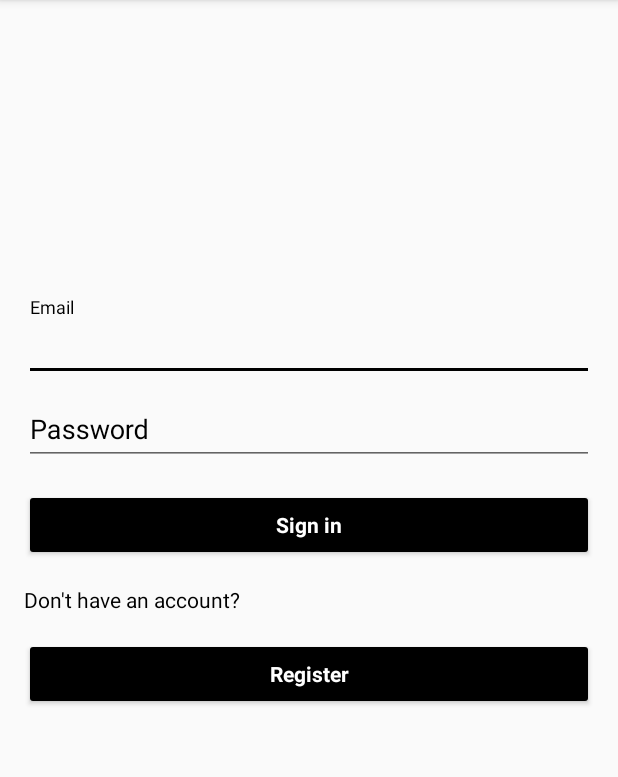
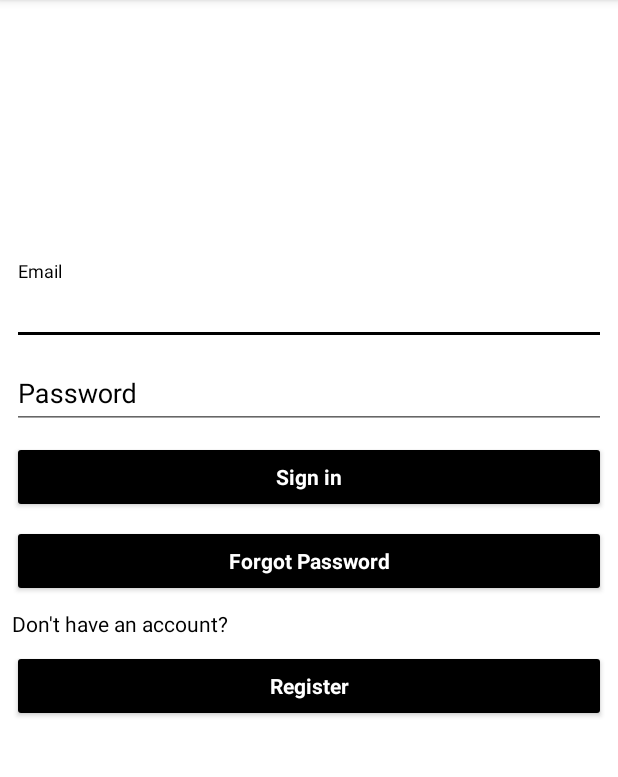
Before and after one commit to jaikherajani/Trubian2, an Android app: the screen it shows after launch (SignInActivity), on a phone screen of 412 x 824 dp, the part 84-861 px from its top. Run offline under Robolectric (Android 15) with nearby library versions, the phone set to English and light mode, and no system bars; our stand-ins replace Firebase (no records; nobody signed in at launch, a user with empty details on screens opened directly); libraries missing offline, so code that uses them is left out: com.facebook.drawee; plain views replace SimpleDraweeView; 1 statement that could not run was skipped.

```diff
--- a/app/src/main/AndroidManifest.xml
+++ b/app/src/main/AndroidManifest.xml
@@ -20,7 +20,8 @@
             </intent-filter>
         </activity>
         <activity android:name=".SignUpActivity" />
-        <activity android:name=".HomeActivity"></activity>
+        <activity android:name=".HomeActivity" />
+        <activity android:name=".AccountActivity"></activity>
     </application>
 
 </manifest>
--- a/app/src/main/java/com/example/jaikh/trubian2/SignInActivity.java
+++ b/app/src/main/java/com/example/jaikh/trubian2/SignInActivity.java
@@ -28,9 +28,10 @@ import java.util.Map;
 
 public class SignInActivity extends AppCompatActivity {
 
+    static final boolean RESET_PWD = true; //when form is validated only for resetting the password
     static String TAG = "SignInActivity";
     ProgressBar progressBar;
-    Button signIn, signUp;
+    Button signIn, signUp, forgotPassword;
     EditText emailField, passwordField;
     FirebaseAuth mAuth;
     FirebaseDatabase firebaseDatabase;
@@ -48,6 +49,7 @@ public class SignInActivity extends AppCompatActivity {
         signUp = findViewById(R.id.register_button);
         emailField = findViewById(R.id.email);
         passwordField = findViewById(R.id.password);
+        forgotPassword = findViewById(R.id.reset_password_button);
 
         //firebase initialization
         mAuth = FirebaseAuth.getInstance();
@@ -59,7 +61,7 @@ public class SignInActivity extends AppCompatActivity {
         signIn.setOnClickListener(new View.OnClickListener() {
             @Override
             public void onClick(View view) {
-                if (validateForm()) {
+                if (validateForm(false)) {
                     signIn(emailField.getText().toString(), passwordField.getText().toString());
                     showProgressBar();
                 }
@@ -71,17 +73,43 @@ public class SignInActivity extends AppCompatActivity {
                 startActivity(new Intent(SignInActivity.this, SignUpActivity.class));
             }
         });
+        forgotPassword.setOnClickListener(new View.OnClickListener() {
+            @Override
+            public void onClick(View view) {
+                showProgressBar();
+                resetPassword();
+            }
+        });
+    }
+
+    private void resetPassword() {
+        if (validateForm(RESET_PWD)) {
+            mAuth.sendPasswordResetEmail(emailField.getText().toString())
+                    .addOnCompleteListener(new OnCompleteListener<Void>() {
+                        @Override
+                        public void onComplete(@NonNull Task<Void> task) {
+                            if (task.isSuccessful()) {
+                                Log.d(TAG, "Email sent.");
+                                hideProgressBar();
+                                Toast.makeText(SignInActivity.this, "Email containing password reset link has been sent to the above email id.", Toast.LENGTH_LONG).show();
+                            }
+                        }
+                    });
+        }
+        hideProgressBar();
     }
 
     void showProgressBar() {
         progressBar.isIndeterminate();
         signIn.setVisibility(Button.GONE);
+        forgotPassword.setVisibility(Button.GONE);
         progressBar.setVisibility(ProgressBar.VISIBLE);
     }
 
     void hideProgressBar() {
         progressBar.setVisibility(ProgressBar.GONE);
         signIn.setVisibility(Button.VISIBLE);
+        forgotPassword.setVisibility(Button.VISIBLE);
     }
 
     @Override
@@ -136,6 +164,7 @@ public class SignInActivity extends AppCompatActivity {
                     } else {
                         //if user's email is not verified
                         Toast.makeText(SignInActivity.this, "Please verify your email first.", Toast.LENGTH_SHORT).show();
+                        hideProgressBar();
                     }
                 }
 
@@ -144,12 +173,14 @@ public class SignInActivity extends AppCompatActivity {
                     Toast.makeText(SignInActivity.this, "Interrupted by User!", Toast.LENGTH_SHORT).show();
                 }
             });
+        } else {
+            hideProgressBar();
+            Toast.makeText(this, "Please Sign-In first.", Toast.LENGTH_SHORT).show();
         }
     }
 
-    private boolean validateForm() {
+    private boolean validateForm(boolean status) {
         boolean valid = true;
-
         String email = emailField.getText().toString();
         if (TextUtils.isEmpty(email)) {
             emailField.setError("Required.");
@@ -157,7 +188,7 @@ public class SignInActivity extends AppCompatActivity {
         } else {
             emailField.setError(null);
         }
-
+        if (!status) {
             String password = passwordField.getText().toString();
             if (TextUtils.isEmpty(password)) {
                 passwordField.setError("Required.");
@@ -168,6 +199,7 @@ public class SignInActivity extends AppCompatActivity {
             } else {
                 passwordField.setError(null);
             }
+        }
         return valid;
     }
 }
--- a/app/src/main/res/layout/activity_sign_in.xml
+++ b/app/src/main/res/layout/activity_sign_in.xml
@@ -3,19 +3,17 @@
     xmlns:tools="http://schemas.android.com/tools"
     android:layout_width="match_parent"
     android:layout_height="match_parent"
+    android:background="@color/White"
     android:gravity="center_horizontal"
     android:orientation="vertical"
-    android:paddingBottom="@dimen/activity_vertical_margin"
-    android:paddingLeft="@dimen/activity_horizontal_margin"
-    android:paddingRight="@dimen/activity_horizontal_margin"
-    android:paddingTop="@dimen/activity_vertical_margin"
+    android:padding="8dp"
     tools:context="com.example.jaikh.trubian2.SignInActivity">
 
         <com.facebook.drawee.view.SimpleDraweeView
             android:layout_width="150dp"
             android:layout_height="150dp"
             android:layout_gravity="center_horizontal"
-            android:layout_margin="16dp"
+            android:layout_margin="8dp"
             fresco:placeholderImage="@drawable/truba" />
 
         <android.support.design.widget.TextInputLayout
@@ -63,7 +61,7 @@
                 style="@style/AppTheme"
                 android:layout_width="match_parent"
                 android:layout_height="wrap_content"
-                android:layout_marginTop="16dp"
+                android:layout_marginTop="8dp"
                 android:gravity="center_horizontal"
                 android:visibility="gone" />
 
@@ -72,9 +70,21 @@
                 style="@style/AppTheme"
                 android:layout_width="match_parent"
                 android:layout_height="wrap_content"
-                android:layout_marginTop="16dp"
+                android:layout_marginTop="8dp"
                 android:elevation="16dp"
                 android:text="@string/action_sign_in"
+                android:textColor="@color/White"
+                android:textStyle="bold" />
+
+            <Button
+                android:id="@+id/reset_password_button"
+                style="@style/AppTheme"
+                android:layout_width="match_parent"
+                android:layout_height="wrap_content"
+                android:layout_below="@id/sign_in_button"
+                android:layout_marginTop="8dp"
+                android:elevation="16dp"
+                android:text="@string/action_forgot_password"
                 android:textColor="@color/White"
                 android:textStyle="bold" />
 
@@ -83,7 +93,7 @@
         <TextView
             android:layout_width="match_parent"
             android:layout_height="wrap_content"
-            android:layout_marginTop="16dp"
+            android:layout_marginTop="8dp"
             android:text="@string/msg_register"
             android:textColor="@color/Black" />
 
@@ -92,7 +102,7 @@
             style="@style/AppTheme"
             android:layout_width="match_parent"
             android:layout_height="wrap_content"
-            android:layout_marginTop="16dp"
+            android:layout_marginTop="8dp"
             android:elevation="16dp"
             android:text="@string/action_register"
             android:textColor="@color/White"
--- a/app/src/main/res/layout/activity_sign_up.xml
+++ b/app/src/main/res/layout/activity_sign_up.xml
@@ -3,12 +3,10 @@
     xmlns:tools="http://schemas.android.com/tools"
     android:layout_width="match_parent"
     android:layout_height="match_parent"
+    android:background="@color/White"
     android:gravity="center_horizontal"
     android:orientation="vertical"
-    android:paddingBottom="@dimen/activity_vertical_margin"
-    android:paddingLeft="@dimen/activity_horizontal_margin"
-    android:paddingRight="@dimen/activity_horizontal_margin"
-    android:paddingTop="@dimen/activity_vertical_margin"
+    android:padding="8dp"
     tools:context="com.example.jaikh.trubian2.SignUpActivity">
 
     <LinearLayout
--- a/app/src/main/res/values/strings.xml
+++ b/app/src/main/res/values/strings.xml
@@ -7,9 +7,12 @@
     <string name="action_sign_in">Sign in</string>
     <string name="action_register">Register</string>
     <string name="action_sign_in_short">Sign in</string>
+    <string name="action_forgot_password">Forgot Password</string>
     <string name="action_verify_email">Verify Email</string>
     <string name="msg_register">Don\'t have an account?</string>
     <string name="prompt_enrollment_number">Enrollment Number</string>
     <string name="prompt_user_name">User Name</string>
 
+    <string name="action_sign_out">Sign Out</string>
+
 </resources>
--- a/build.gradle
+++ b/build.gradle
@@ -6,7 +6,7 @@ buildscript {
         google()
     }
     dependencies {
-        classpath 'com.android.tools.build:gradle:3.0.0-beta5'
+        classpath 'com.android.tools.build:gradle:3.0.0-beta6'
         // NOTE: Do not place your application dependencies here; they belong
         // in the individual module build.gradle files
         classpath 'com.google.gms:google-services:3.1.0'
```
Also changed, not shown: app/build.gradle (+7 -6 lines), app/src/main/java/com/example/jaikh/trubian2/AccountActivity.java (added, +35 -0 lines), app/src/main/java/com/example/jaikh/trubian2/HomeActivity.java (+12 -0 lines), app/src/main/res/layout/activity_account.xml (added, +74 -0 lines), app/src/main/res/layout/activity_home.xml (+6 -3 lines). Lines whose indentation alone changed are shown as unchanged.
